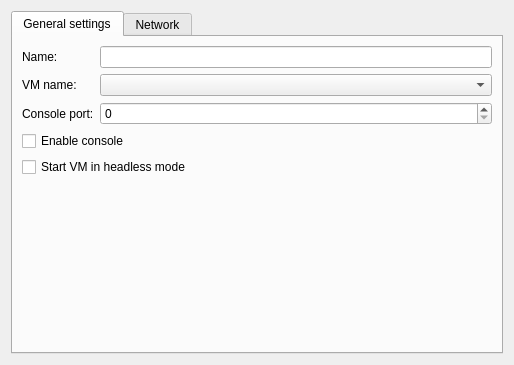
Before: the Qt Designer form gns3/modules/virtualbox/ui/virtualbox_vm_configuration_page.ui in GNS3/gns3-gui, drawn with Qt 5.
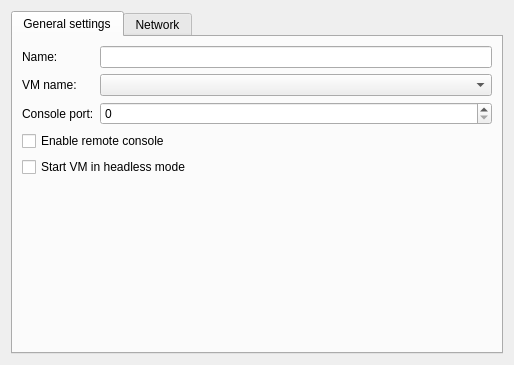
After: the same form once the commit is applied.

Commit message: Serial console for VirtualBox.

What changed in the file:
```diff
--- a/gns3/modules/virtualbox/ui/virtualbox_vm_configuration_page.ui
+++ b/gns3/modules/virtualbox/ui/virtualbox_vm_configuration_page.ui
@@ -68,7 +68,7 @@
        <item row="3" column="0" colspan="2">
         <widget class="QCheckBox" name="uiEnableConsoleCheckBox">
          <property name="text">
-          <string>Enable console</string>
+          <string>Enable remote console</string>
          </property>
         </widget>
        </item>
```
The commit also changes 8 other files.
